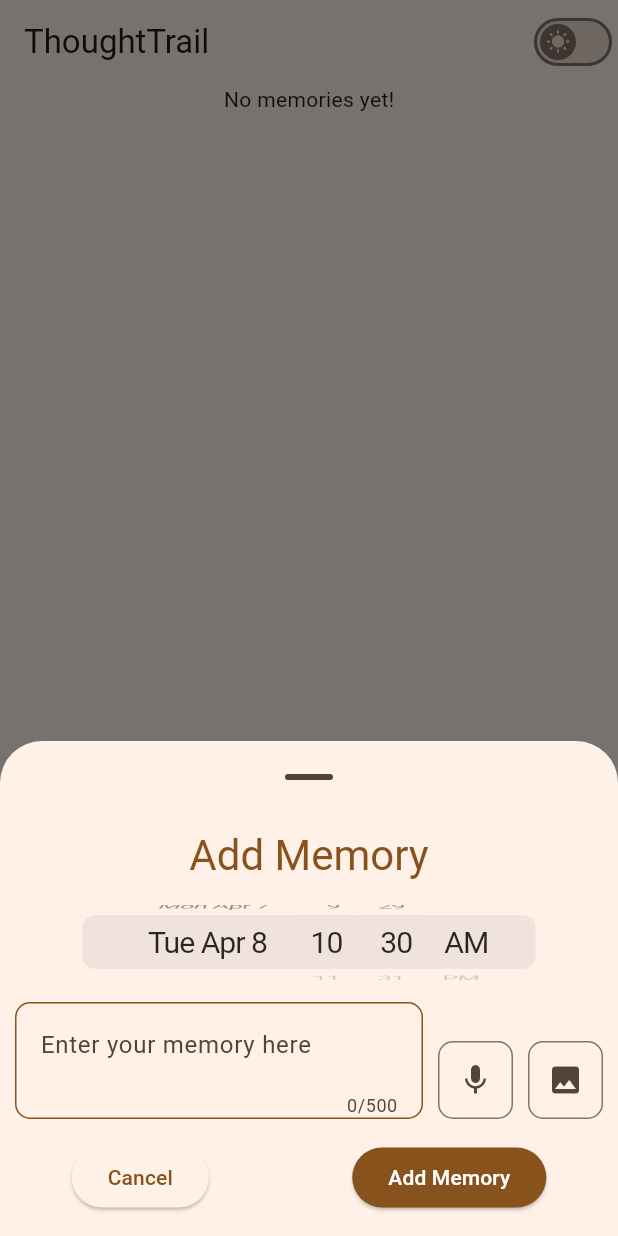
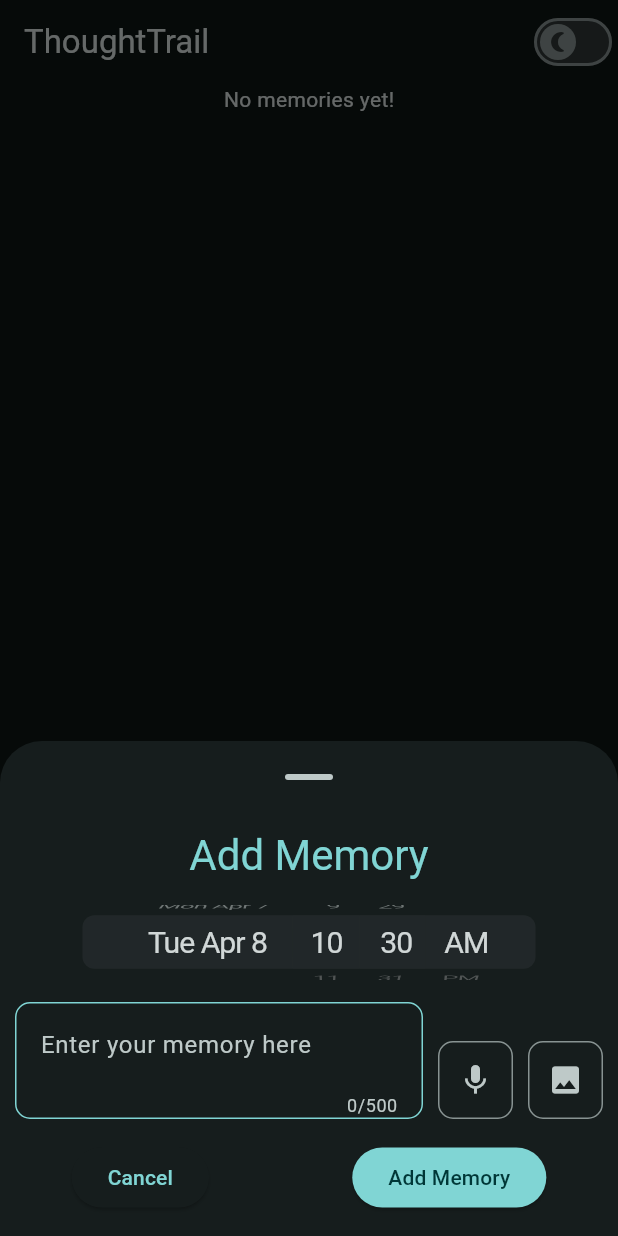
Before and after one commit to Amalshaheen/thought_trail, a Flutter app: the screen it shows after launch, after a tap on the "add" icon, on a phone screen of 412 x 824 dp. Run offline on Flutter 3.47's test engine with Material 3 defaults, Android fonts, the phone set to English and light mode, and no system bars; our stand-ins replace audio_video_progress_bar, audioplayers, flutter_bloc, fluttertoast, fpdart, freezed_annotation and 5 more; missing offline and left inert: image_size_getter, record; accounts and stored records are empty; generated files the repository leaves out were written again.

Commit message:
fix: correct theme toggle logic and adjust initial theme state based on system settings

```diff
--- a/lib/application/cubit/theme_cubit.dart
+++ b/lib/application/cubit/theme_cubit.dart
@@ -12,7 +12,7 @@ class ThemeCubit extends Cubit<ThemeState> {
     emit(
       state.copyWith(
         isDarkMode: !state.isDarkMode,
-        themeData: state.isDarkMode ? lightThemeData() : darkThemeData(),
+        themeData: !state.isDarkMode ? lightThemeData() : darkThemeData(),
       ),
     );
   }
--- a/lib/application/cubit/theme_state.dart
+++ b/lib/application/cubit/theme_state.dart
@@ -7,7 +7,9 @@ sealed class ThemeState with _$ThemeState {
     required bool isDarkMode,
   }) = _Initial;
   factory ThemeState.initial() => ThemeState(
-        themeData: lightThemeData(),
-        isDarkMode: false,
+        themeData: ThemeMode.system == ThemeMode.light
+            ? lightThemeData()
+            : darkThemeData(),
+        isDarkMode: ThemeMode.system == ThemeMode.dark,
       );
 }
--- a/lib/presentation/timeline/timeline_page.dart
+++ b/lib/presentation/timeline/timeline_page.dart
@@ -4,8 +4,6 @@ import 'package:thought_trail/application/cubit/theme_cubit.dart';
 import 'package:thought_trail/application/memory/memory_watcher/memory_watcher_bloc.dart';
 import 'package:thought_trail/presentation/timeline/widgets/add_memory_fab.dart';
 import 'package:thought_trail/presentation/timeline/widgets/memories_list_widget.dart';
-
-import '../../core/theme.dart';
 
 /// *****TODOS************************************************************
 /// 1. timeline core page
@@ -93,9 +91,10 @@ class DarkLightThemeToggleWidget extends StatelessWidget {
   @override
   Widget build(BuildContext context) {
     var state = context.watch<ThemeCubit>().state;
+
     return Switch(
       thumbIcon: WidgetStatePropertyAll(
-        Icon(state.isDarkMode ? Icons.nightlight_round : Icons.wb_sunny),
+        Icon(state.isDarkMode ? Icons.wb_sunny : Icons.nightlight_round),
       ),
       value: state.isDarkMode,
       onChanged: (value) {
```
